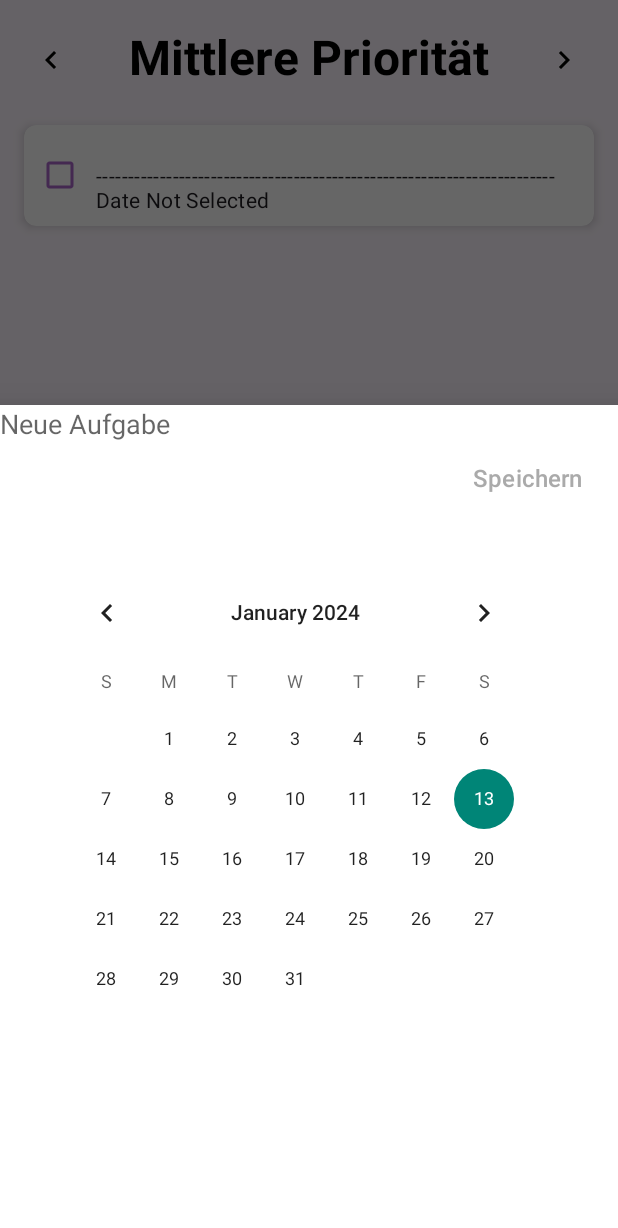
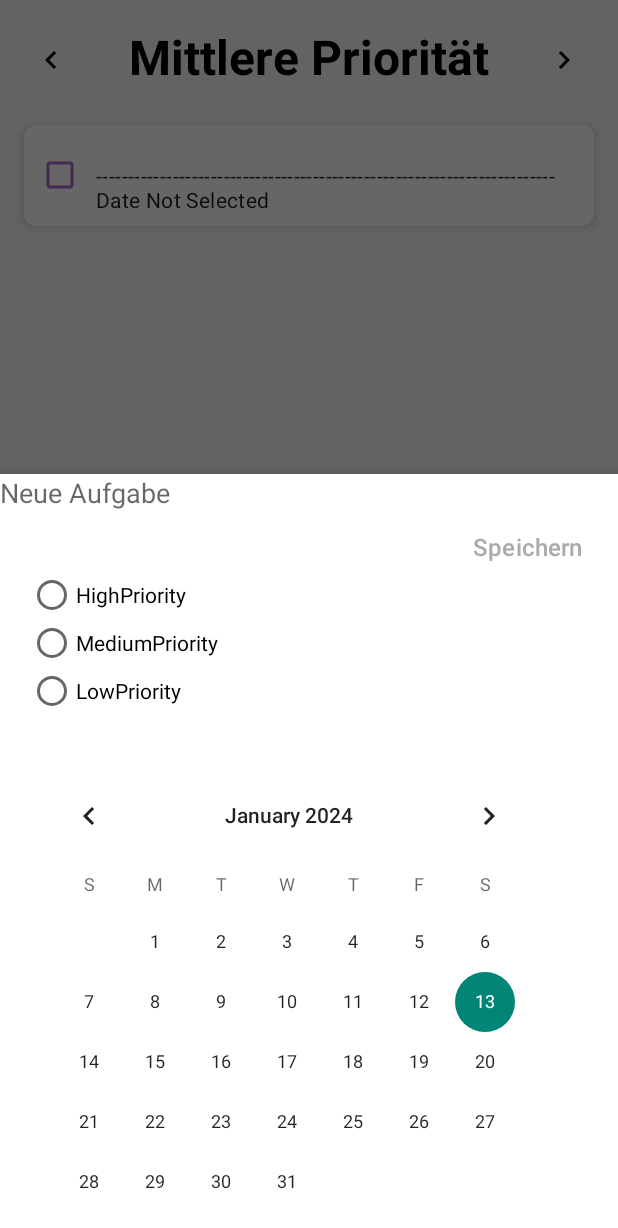
Before and after one commit to shams72/FunTaskTic, an Android app: the SecondActivity screen opened directly, with no data from a screen before it, after a tap on an icon or button, on a phone screen of 412 x 824 dp. Shown: the top 1228 px of the screen. Run offline under Robolectric (Android 15) with nearby library versions, the phone set to English and light mode, and no system bars.

Commit message:
suggested_priority

```diff
--- a/app/src/main/java/com/example/funtasktic_app_/AddNewTask.java
+++ b/app/src/main/java/com/example/funtasktic_app_/AddNewTask.java
@@ -21,6 +21,8 @@ import com.google.android.material.bottomsheet.BottomSheetDialogFragment;
 
 import java.util.Calendar;
 import android.content.DialogInterface;
+import android.widget.RadioButton;
+import android.widget.RadioGroup;
 
 
 public class AddNewTask extends BottomSheetDialogFragment {
@@ -30,6 +32,8 @@ public class AddNewTask extends BottomSheetDialogFragment {
     private Calendar date;
     private Button newTaskSaveButton;
     private DatabaseHandler db;
+    private RadioButton highRadioButton, mediumRadioButton, lowRadioButton;
+    private String selectedPriority = "Medium";
 
     public static AddNewTask newInstance() {
         return new AddNewTask();
@@ -46,6 +50,31 @@ public class AddNewTask extends BottomSheetDialogFragment {
     public View onCreateView( LayoutInflater inflater, ViewGroup container, Bundle savedInstanceState) {
         View view = inflater.inflate(R.layout.new_task, container, false);
         getDialog().getWindow().setSoftInputMode(WindowManager.LayoutParams.SOFT_INPUT_ADJUST_RESIZE);
+
+        newTaskText = view.findViewById(R.id.newTaskText);
+        newTaskSaveButton = view.findViewById(R.id.newTaskButton);
+        highRadioButton = view.findViewById(R.id.HighPriority);
+        mediumRadioButton = view.findViewById(R.id.MediumPriority);
+        lowRadioButton = view.findViewById(R.id.LowPriority);
+
+        RadioGroup radioGroup = view.findViewById(R.id.PriorityGroup);
+
+
+        radioGroup.setOnCheckedChangeListener(new RadioGroup.OnCheckedChangeListener() {
+            @Override
+            public void onCheckedChanged(RadioGroup group, int checkedId) {
+                // Handle radio button selection
+                if (checkedId == R.id.HighPriority) {
+                    selectedPriority = "High";
+                } else if (checkedId == R.id.MediumPriority) {
+                    selectedPriority = "Medium";
+                } else if (checkedId == R.id.LowPriority) {
+                    selectedPriority = "Low";
+                }
+            }
+        });
+
+
         return view;
     }
 
@@ -101,12 +130,18 @@ public class AddNewTask extends BottomSheetDialogFragment {
 
 
         newTaskSaveButton.setOnClickListener(new View.OnClickListener() {
+
+
             @Override
             public void onClick(View v) {
 
 
                 String text ="";
                 String updated_text="";
+
+
+
+
 
                 if (newTaskText != null) {
 
@@ -127,7 +162,7 @@ public class AddNewTask extends BottomSheetDialogFragment {
                         int month = date.get(Calendar.MONTH) + 1; // Calendar months are zero-based
                         int day = date.get(Calendar.DAY_OF_MONTH);
 
-                        text += "To Be Done By:-" + " " + year + "-" + month + "-" + day;
+                        text += "Deadline:-" + " " + year + "-" + month + "-" + day;
                     }else{
                         text += "Date Not Selected";
                     }
@@ -153,10 +188,8 @@ public class AddNewTask extends BottomSheetDialogFragment {
                         ToDoModel task = new ToDoModel();
                         task.setTask(text);
                         task.setStatus(0);
+                        task.setPriority(selectedPriority);
                         db.insertTask(task);
-
-
-
                     }
                     dismiss();
                 }
--- a/app/src/main/java/com/example/funtasktic_app_/MainActivity.java
+++ b/app/src/main/java/com/example/funtasktic_app_/MainActivity.java
@@ -57,7 +57,7 @@ public class MainActivity extends AppCompatActivity implements DialogCloseListen
         ItemTouchHelper itemTouchHelper = new ItemTouchHelper(new RecyclerItemTouchHelper(taskAdapter));
         itemTouchHelper.attachToRecyclerView(taskRecyclerView);
 
-        taskList = db.getAllTasks();
+        taskList = db.getTasksByPriority("High");
         Collections.reverse(taskList);
 
         taskAdapter.setTasks(taskList);
@@ -81,7 +81,7 @@ public class MainActivity extends AppCompatActivity implements DialogCloseListen
 
     @Override
     public void handleDialogClose(DialogInterface dialog) {
-        taskList = db.getAllTasks();
+        taskList = db.getTasksByPriority("High");
         Collections.reverse(taskList);
         taskAdapter.setTasks(taskList);
         taskAdapter.notifyDataSetChanged();
--- a/app/src/main/java/com/example/funtasktic_app_/Model/ToDoModel.java
+++ b/app/src/main/java/com/example/funtasktic_app_/Model/ToDoModel.java
@@ -4,8 +4,17 @@ public class ToDoModel {
     private int id,status;
     private String task;
 
+    private String Priority;
+
     public int getId() {
         return id;
+    }
+
+    public void setPriority(String Priority) {
+        this.Priority = Priority;
+    }
+    public String getPriority() {
+        return Priority;
     }
 
     public void setId(int id) {
--- a/app/src/main/java/com/example/funtasktic_app_/SecondActivity.java
+++ b/app/src/main/java/com/example/funtasktic_app_/SecondActivity.java
@@ -55,7 +55,7 @@ public class SecondActivity extends AppCompatActivity implements DialogCloseList
         ItemTouchHelper itemTouchHelper = new ItemTouchHelper(new RecyclerItemTouchHelper(taskAdapter));
         itemTouchHelper.attachToRecyclerView(taskRecyclerView);
 
-        taskList = db.getAllTasks();
+        taskList = db.getTasksByPriority("Medium");
         Collections.reverse(taskList);
 
         taskAdapter.setTasks(taskList);
@@ -90,7 +90,7 @@ public class SecondActivity extends AppCompatActivity implements DialogCloseList
 
     @Override
     public void handleDialogClose(DialogInterface dialog) {
-        taskList = db.getAllTasks();
+        taskList = db.getTasksByPriority("Medium");
         Collections.reverse(taskList);
         taskAdapter.setTasks(taskList);
         taskAdapter.notifyDataSetChanged();
--- a/app/src/main/java/com/example/funtasktic_app_/ThirdActivity.java
+++ b/app/src/main/java/com/example/funtasktic_app_/ThirdActivity.java
@@ -51,7 +51,7 @@ public class ThirdActivity extends AppCompatActivity implements DialogCloseListe
         ItemTouchHelper itemTouchHelper = new ItemTouchHelper(new RecyclerItemTouchHelper(taskAdapter));
         itemTouchHelper.attachToRecyclerView(taskRecyclerView);
 
-        taskList = db.getAllTasks();
+        taskList = db.getTasksByPriority("Low");
         Collections.reverse(taskList);
 
         taskAdapter.setTasks(taskList);
@@ -77,7 +77,7 @@ public class ThirdActivity extends AppCompatActivity implements DialogCloseListe
 
     @Override
     public void handleDialogClose(DialogInterface dialog) {
-        taskList = db.getAllTasks();
+        taskList = db.getTasksByPriority("Low");
         Collections.reverse(taskList);
         taskAdapter.setTasks(taskList);
         taskAdapter.notifyDataSetChanged();
--- a/app/src/main/java/com/example/funtasktic_app_/Utils/DatabaseHandler.java
+++ b/app/src/main/java/com/example/funtasktic_app_/Utils/DatabaseHandler.java
@@ -5,6 +5,7 @@ import android.content.Context;
 import android.database.Cursor;
 import android.database.sqlite.SQLiteDatabase;
 import android.database.sqlite.SQLiteOpenHelper;
+import android.util.Log;
 
 import com.example.funtasktic_app_.Model.ToDoModel;
 
@@ -20,8 +21,12 @@ public class DatabaseHandler extends SQLiteOpenHelper {
     private static final String ID="id";
     private static final String TASK="task";
     private static final String STATUS="status";
-    private static final String CREATE_TO_DO_TABLE="CREATE TABLE " + TODO_TABLE + "(" + ID + " INTEGER PRIMARY KEY AUTOINCREMENT, " + TASK + " TEXT, "
-            + STATUS + " INTEGER)";
+    private static final String PRIORITY="PRIORITY";
+    private static final String CREATE_TO_DO_TABLE = "CREATE TABLE " + TODO_TABLE + "(" +
+            ID + " INTEGER PRIMARY KEY AUTOINCREMENT, " +
+            TASK + " TEXT, " +
+            STATUS + " INTEGER, " +
+            PRIORITY + " TEXT) ";
 
     private SQLiteDatabase db;
 
@@ -48,9 +53,10 @@ public class DatabaseHandler extends SQLiteOpenHelper {
         ContentValues cv = new ContentValues();
         cv.put(TASK,task.getTask());
         cv.put(STATUS,0);
+        cv.put(PRIORITY,task.getPriority());
         db.insert(TODO_TABLE,null,cv);
+    }
 
-    }
 
     public List<ToDoModel> getAllTasks(){
         List<ToDoModel> taskList = new ArrayList<>();
@@ -65,6 +71,7 @@ public class DatabaseHandler extends SQLiteOpenHelper {
                         int column_ID_Index = cur.getColumnIndex(ID);
                         int column_TASK_Index = cur.getColumnIndex(TASK);
                         int column_STATUS_Index = cur.getColumnIndex(STATUS);
+                        int coloum_Priority_Index= cur.getColumnIndex(PRIORITY);
 
                         if (column_ID_Index != -1) {
                             task.setId(cur.getInt(column_ID_Index));
@@ -76,6 +83,10 @@ public class DatabaseHandler extends SQLiteOpenHelper {
 
                         if (column_STATUS_Index != -1) {
                             task.setStatus(cur.getInt(column_STATUS_Index));
+                        }
+
+                        if (coloum_Priority_Index != -1) {
+                            task.setPriority(cur.getString(coloum_Priority_Index));
                         }
 
                         taskList.add(task); // Add the task to the list
@@ -92,9 +103,66 @@ public class DatabaseHandler extends SQLiteOpenHelper {
         return taskList;
     }
 
+    public List<ToDoModel> getTasksByPriority(String priority) {
+        List<ToDoModel> taskList = new ArrayList<>();
+        Cursor cur = null;
+
+        try {
+            Log.d("DatabaseHandler", "Querying tasks for priority: " + priority);
+
+            String selection = PRIORITY + "=?";
+            String[] selectionArgs = {priority};
+
+            cur = db.query(TODO_TABLE, null, selection, selectionArgs, null, null, null);
+
+            if(cur != null){
+
+             if (cur.moveToFirst()) {
+                do {
+                    ToDoModel task = new ToDoModel();
+                    int column_ID_Index = cur.getColumnIndex(ID);
+                    int column_TASK_Index = cur.getColumnIndex(TASK);
+                    int column_STATUS_Index = cur.getColumnIndex(STATUS);
+                    int coloum_Priority_Index = cur.getColumnIndex(PRIORITY);
+
+                    if (column_ID_Index != -1) {
+                        task.setId(cur.getInt(column_ID_Index));
+                    }
+
+                    if (column_TASK_Index != -1) {
+                        task.setTask(cur.getString(column_TASK_Index));
+                    }
+
+                    if (column_STATUS_Index != -1) {
+                        task.setStatus(cur.getInt(column_STATUS_Index));
+                    }
+                    if (coloum_Priority_Index != -1) {
+                        task.setPriority(cur.getString(coloum_Priority_Index));
+                    } else {
+                        task.setPriority("DefaultPriority");
+                    }
+                    taskList.add(task);
+
+                } while (cur.moveToNext());
+            }}
+        } finally {
+            if (cur != null) {
+                cur.close();
+            }
+        }
+        return taskList;
+    }
+
+
     public void updateStatus(int id, int status){
         ContentValues cv = new ContentValues();
         cv.put(STATUS, status);
+        db.update(TODO_TABLE, cv, ID + "= ?", new String[] {String.valueOf(id)});
+    }
+
+    public void updatePriority(int id, String Priority){
+        ContentValues cv = new ContentValues();
+        cv.put(PRIORITY, Priority);
         db.update(TODO_TABLE, cv, ID + "= ?", new String[] {String.valueOf(id)});
     }
 
--- a/app/src/main/res/layout/login_page.xml
+++ b/app/src/main/res/layout/login_page.xml
@@ -22,7 +22,7 @@
         android:id="@+id/usernameEditText"
         android:layout_width="367dp"
         android:layout_height="41dp"
-        android:layout_marginTop="60dp"
+        android:layout_marginTop="84dp"
         android:background="@android:color/white"
         android:hint="Username"
         app:layout_constraintEnd_toEndOf="parent"
@@ -33,11 +33,11 @@
         android:id="@+id/passwordEditText"
         android:layout_width="367dp"
         android:layout_height="41dp"
-        android:layout_marginTop="84dp"
+        android:layout_marginTop="76dp"
         android:background="@android:color/white"
         android:hint="Password"
+        app:circularflow_radiusInDP="5dp"
         app:layout_constraintEnd_toEndOf="parent"
-        app:layout_constraintHorizontal_bias="0.636"
         app:layout_constraintStart_toStartOf="parent"
         app:layout_constraintTop_toBottomOf="@id/usernameEditText" />
 
@@ -46,7 +46,7 @@
         android:layout_width="107dp"
         android:layout_height="62dp"
         android:layout_marginBottom="148dp"
-        android:text="Button"
+        android:text="Let's GO 💪 "
         app:layout_constraintBottom_toBottomOf="parent"
         app:layout_constraintEnd_toEndOf="parent"
         app:layout_constraintStart_toStartOf="parent"
--- a/app/src/main/res/layout/new_task.xml
+++ b/app/src/main/res/layout/new_task.xml
@@ -24,13 +24,45 @@
 
     <CalendarView
         android:id="@+id/calendarView"
-        android:layout_width="332dp"
-        android:layout_height="449dp"
+        android:layout_width="349dp"
+        android:layout_height="314dp"
         android:layout_below="@+id/newTaskText"
         android:layout_alignParentStart="true"
         android:layout_alignParentEnd="true"
-        android:layout_marginStart="30dp"
-        android:layout_marginTop="80dp"
-        android:layout_marginEnd="48dp" />
+        android:layout_marginStart="17dp"
+        android:layout_marginTop="169dp"
+        android:layout_marginEnd="44dp" />
+
+    <RadioGroup
+        android:id="@+id/PriorityGroup"
+        android:layout_width="189dp"
+        android:layout_height="158dp"
+        android:layout_below="@+id/newTaskText"
+        android:layout_alignStart="@+id/newTaskButton"
+        android:layout_alignBottom="@+id/calendarView"
+        android:layout_marginStart="-272dp"
+        android:layout_marginTop="40dp"
+        android:layout_marginEnd="83dp"
+        android:layout_marginBottom="285dp"
+        android:layout_toStartOf="@+id/newTaskButton">
+
+        <RadioButton
+            android:id="@+id/HighPriority"
+            android:layout_width="match_parent"
+            android:layout_height="wrap_content"
+            android:text="HighPriority" />
+
+        <RadioButton
+            android:id="@+id/MediumPriority"
+            android:layout_width="match_parent"
+            android:layout_height="wrap_content"
+            android:text="MediumPriority" />
+
+        <RadioButton
+            android:id="@+id/LowPriority"
+            android:layout_width="match_parent"
+            android:layout_height="wrap_content"
+            android:text="LowPriority" />
+    </RadioGroup>
 
 </RelativeLayout>
--- a/app/src/main/res/layout/task_layout.xml
+++ b/app/src/main/res/layout/task_layout.xml
@@ -10,16 +10,16 @@
 
     <RelativeLayout
         android:layout_width="wrap_content"
-        android:layout_height="wrap_content"
+        android:layout_height="match_parent"
         android:padding="8dp">
 
         <CheckBox
             android:id="@+id/todoCheckBox"
             android:layout_width="wrap_content"
             android:layout_height="wrap_content"
-            tool:text="Dies ist eine Beispielaufgabe innerhalb der Anwendung."
+            android:buttonTint="@android:color/holo_purple"
             android:paddingStart="8dp"
-            android:buttonTint="@android:color/holo_purple"/>
+            tool:text="Dies ist eine Beispielaufgabe innerhalb der Anwendung." />
     </RelativeLayout>
 
 </androidx.cardview.widget.CardView>
```
